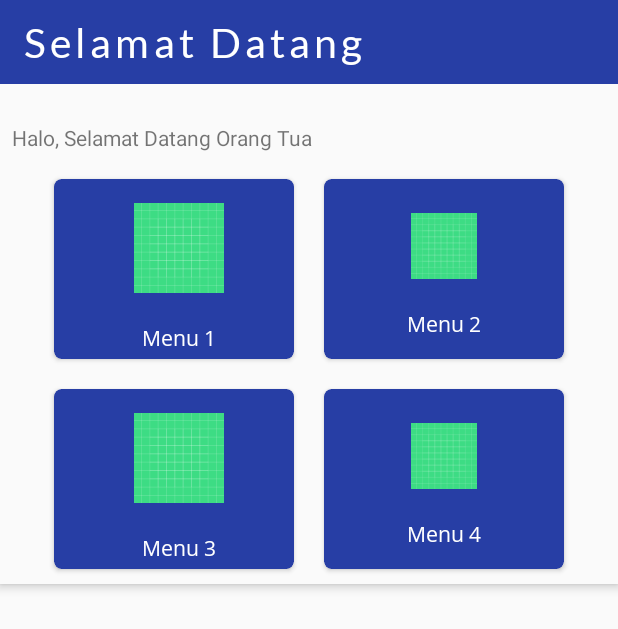
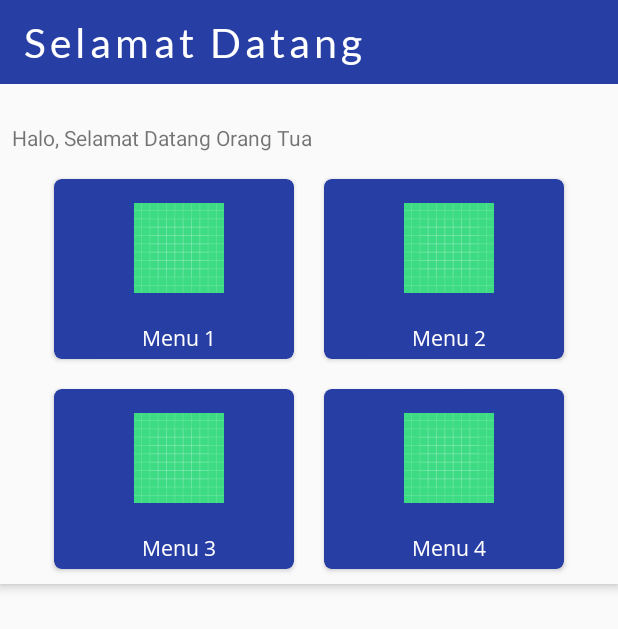
Before and after one commit to muhammadaqilp/BismillahYukBisaYuk, an Android app: the MainActivity screen opened directly, with no data from a screen before it, on a phone screen of 412 x 824 dp. Shown: the top 629 px of the screen. Run offline under Robolectric (Android 15) with nearby library versions, the phone set to English and light mode, and no system bars.

Commit message:
betulin menu menu di home

```diff
--- a/app/src/main/res/layout/activity_main.xml
+++ b/app/src/main/res/layout/activity_main.xml
@@ -99,14 +99,14 @@
                     app:cardCornerRadius="5dp">
 
                     <LinearLayout
-                        android:layout_width="match_parent"
-                        android:layout_height="match_parent"
+                        android:layout_width="167dp"
+                        android:layout_height="122dp"
                         android:gravity="center"
                         android:orientation="vertical">
 
                         <ImageView
-                            android:layout_width="64dp"
-                            android:layout_height="64dp"
+                            android:layout_width="80dp"
+                            android:layout_height="80dp"
                             android:padding="10dp"
                             android:src="@drawable/ic_launcher_background" />
 
@@ -175,14 +175,14 @@
                     app:cardCornerRadius="5dp">
 
                     <LinearLayout
-                        android:layout_width="match_parent"
-                        android:layout_height="match_parent"
+                        android:layout_width="167dp"
+                        android:layout_height="122dp"
                         android:gravity="center"
                         android:orientation="vertical">
 
                         <ImageView
-                            android:layout_width="64dp"
-                            android:layout_height="64dp"
+                            android:layout_width="80dp"
+                            android:layout_height="80dp"
                             android:padding="10dp"
                             android:src="@drawable/ic_launcher_background" />
 
```
